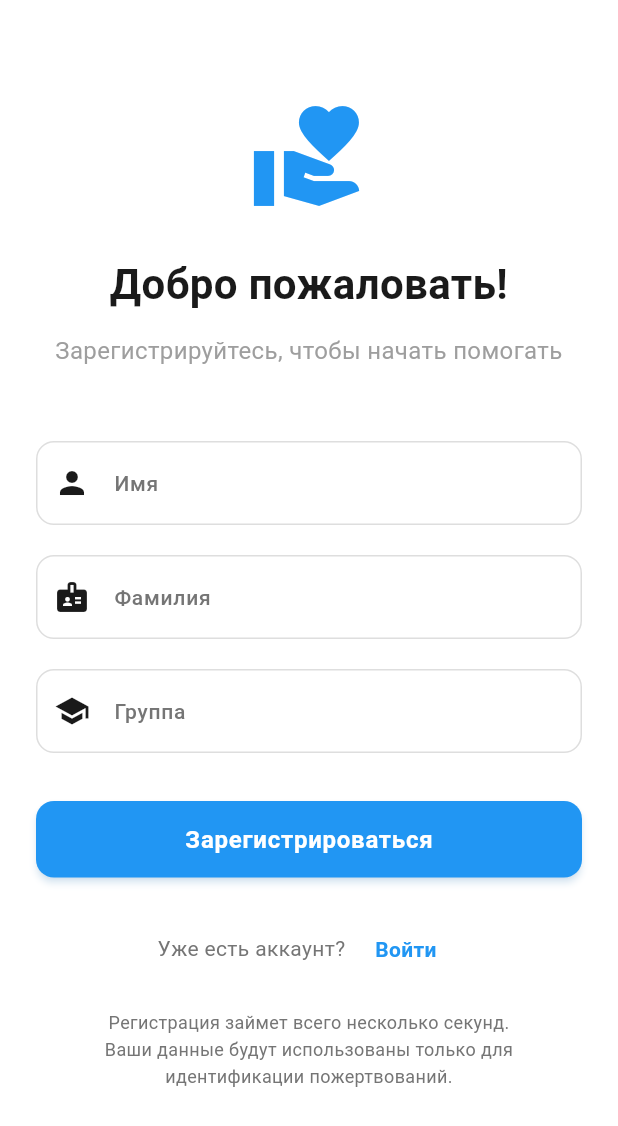
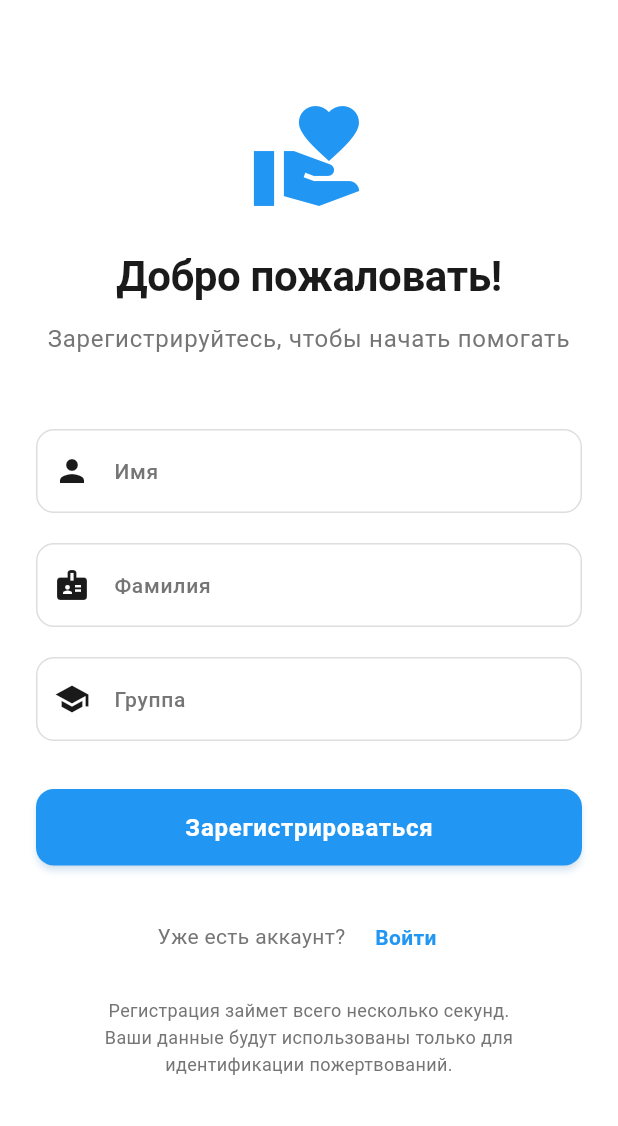
Before and after one commit to Asylbek2007/State_project, a Flutter app: the RegistrationPage screen opened directly, on a phone screen of 412 x 824 dp. Shown: the top 1126 px of the screen. Run offline on Flutter 3.47's test engine with Material 3 defaults, Android fonts, the phone set to English and light mode, and no system bars; our stand-ins replace flutter_riverpod, flutter_secure_storage, googleapis_auth, qr_flutter, shared_preferences; missing offline and left inert: googleapis; accounts and stored records are empty.

Commit message:
Update registration_page.dart

```diff
--- a/lib/features/registration/presentation/pages/registration_page.dart
+++ b/lib/features/registration/presentation/pages/registration_page.dart
@@ -42,21 +42,19 @@ class RegistrationPage extends ConsumerWidget {
                 ),
                 const SizedBox(height: 24),
                 // Title
-                const Text(
+                Text(
                   'Добро пожаловать!',
-                  style: TextStyle(
-                    fontSize: 28,
+                  style: Theme.of(context).textTheme.displayMedium?.copyWith(
                     fontWeight: FontWeight.bold,
                   ),
                   textAlign: TextAlign.center,
                 ),
                 const SizedBox(height: 12),
                 // Subtitle
-                const Text(
+                Text(
                   'Зарегистрируйтесь, чтобы начать помогать',
-                  style: TextStyle(
-                    fontSize: 16,
-                    color: Colors.grey,
+                  style: Theme.of(context).textTheme.bodyLarge?.copyWith(
+                    color: Theme.of(context).textTheme.bodySmall?.color,
                   ),
                   textAlign: TextAlign.center,
                 ),
@@ -87,10 +85,10 @@ class RegistrationPage extends ConsumerWidget {
                 // Registration Form
                 RegistrationForm(
                   isLoading: state.isLoading,
-                  onSubmit: (fullName, surname, studyGroup) {
+                  onSubmit: (email, password, fullName, surname, studyGroup) {
                     ref
                         .read(registrationProvider.notifier)
-                        .registerUser(fullName, surname, studyGroup);
+                        .registerUser(email, password, fullName, surname, studyGroup);
                   },
                 ),
                 const SizedBox(height: 24),
@@ -136,8 +134,8 @@ class RegistrationPage extends ConsumerWidget {
     // Generate and save token
     final tokenService = TokenStorageService();
 
-    // Generate user ID (using timestamp + name hash for uniqueness)
-    final userId = '${user.registrationDate.millisecondsSinceEpoch}_${user.fullName.hashCode}';
+    // Generate user ID (using email hash for uniqueness)
+    final userId = '${user.email.hashCode}_${user.registrationDate.millisecondsSinceEpoch}';
 
     // Generate token
     final token = tokenService.generateToken(
```
